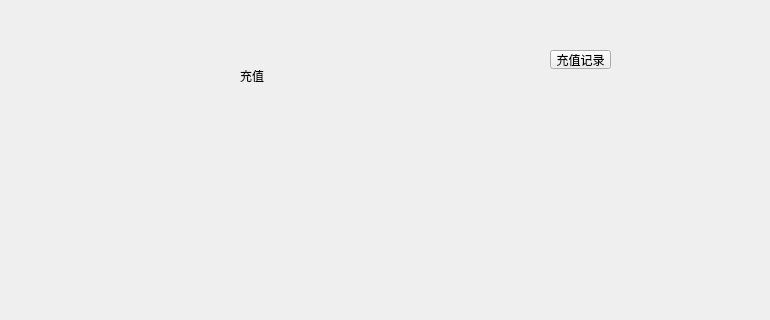
Before: the Qt Designer form depositpage/DepositPage.ui in HcashOrg/hx-indicator, drawn with Qt 5; both pictures show x 0 to 770 and y 0 to 320 of the 770 by 530 pixel window.
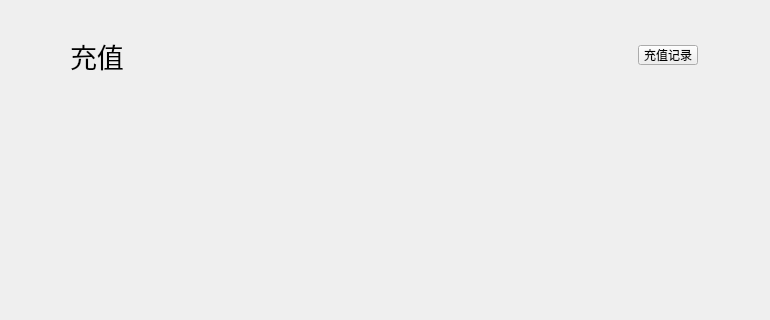
After: the same form once the commit is applied.

Diff of the .ui file:
```diff
--- a/depositpage/DepositPage.ui
+++ b/depositpage/DepositPage.ui
@@ -16,12 +16,17 @@
   <widget class="QLabel" name="label">
    <property name="geometry">
     <rect>
-     <x>240</x>
-     <y>70</y>
-     <width>54</width>
-     <height>12</height>
+     <x>70</x>
+     <y>40</y>
+     <width>61</width>
+     <height>31</height>
     </rect>
    </property>
+   <property name="font">
+    <font>
+     <pointsize>20</pointsize>
+    </font>
+   </property>
    <property name="text">
     <string>充值</string>
    </property>
@@ -29,10 +34,10 @@
   <widget class="QToolButton" name="toolButton">
    <property name="geometry">
     <rect>
-     <x>550</x>
-     <y>50</y>
-     <width>61</width>
-     <height>19</height>
+     <x>638</x>
+     <y>45</y>
+     <width>60</width>
+     <height>20</height>
     </rect>
    </property>
    <property name="text">
@@ -42,10 +47,10 @@
   <widget class="QStackedWidget" name="stackedWidget">
    <property name="geometry">
     <rect>
-     <x>120</x>
-     <y>160</y>
-     <width>441</width>
-     <height>301</height>
+     <x>0</x>
+     <y>80</y>
+     <width>770</width>
+     <height>450</height>
     </rect>
    </property>
   </widget>
```
